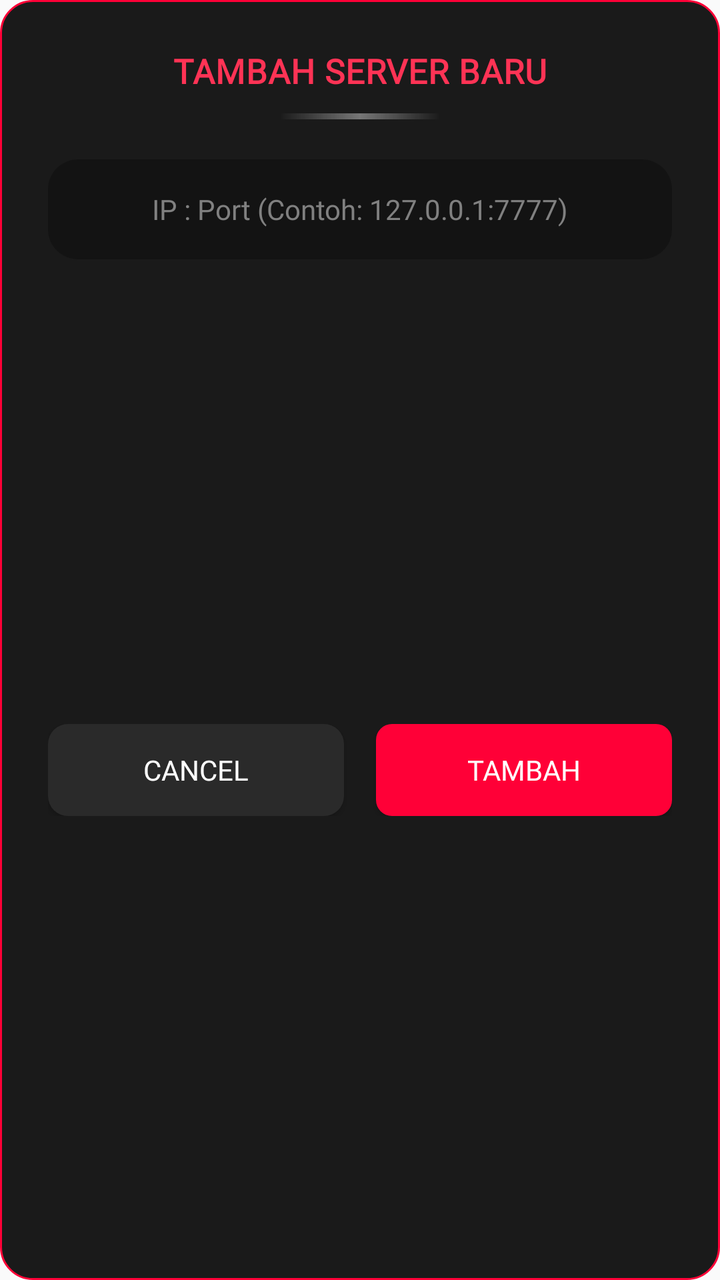
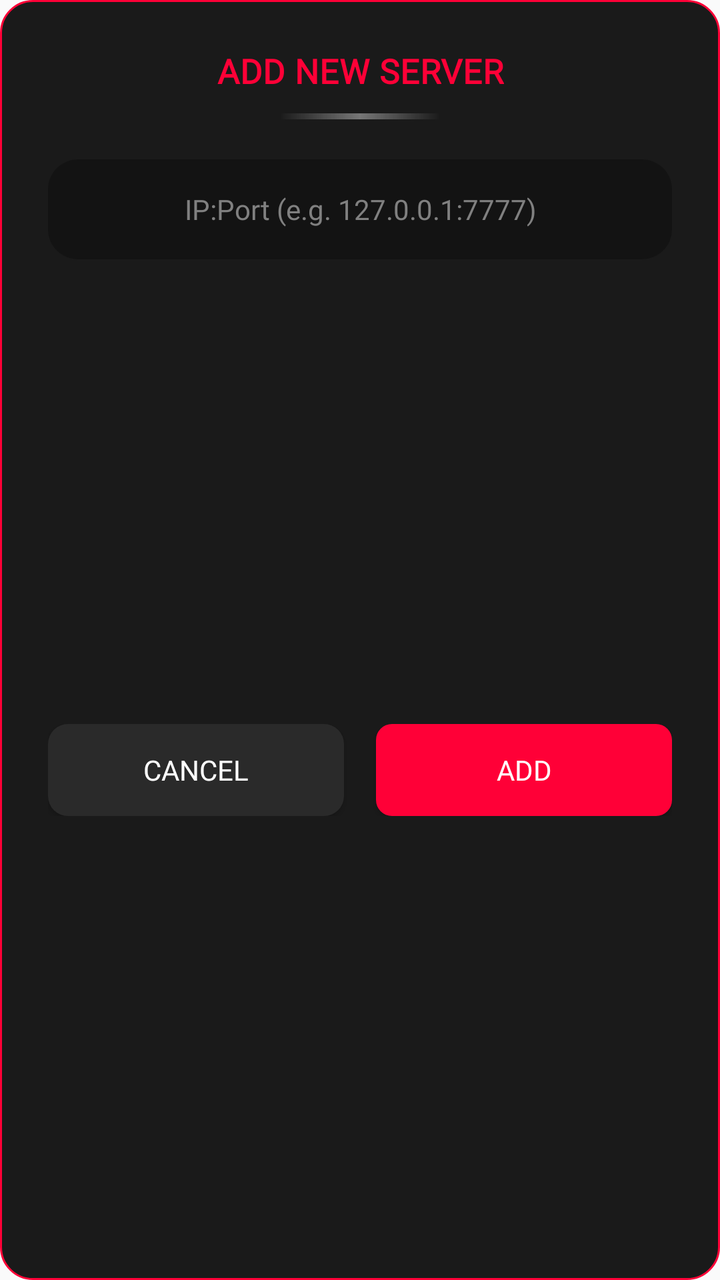

Compare the two renders of this Android layout. The source of the first and the diff that turns it into the second are given below.
<!-- AndroidManifest.xml: application theme Theme.AppCompat.Light.NoActionBar -->
<!-- res/layout/alertdialog_addserver.xml -->
<?xml version="1.0" encoding="utf-8"?>
<androidx.constraintlayout.widget.ConstraintLayout xmlns:android="http://schemas.android.com/apk/res/android"
    xmlns:app="http://schemas.android.com/apk/res-auto"
    android:layout_width="match_parent"
    android:layout_height="wrap_content"
    android:background="@drawable/bg_dialog_round"
    android:paddingStart="24dp"
    android:paddingEnd="24dp"
    android:paddingTop="24dp"
    android:paddingBottom="20dp">

    <TextView
        android:id="@+id/dialogTitleAdd"
        android:layout_width="wrap_content"
        android:layout_height="wrap_content"
        android:fontFamily="@font/montserrat_bold"
        android:letterSpacing="0.02"
        android:text="TAMBAH SERVER BARU"
        android:textColor="#FF3355"
        android:textSize="17sp"
        android:textStyle="bold"
        app:layout_constraintEnd_toEndOf="parent"
        app:layout_constraintStart_toStartOf="parent"
        app:layout_constraintTop_toTopOf="parent" />

    <View
        android:id="@+id/dialogDividerAdd"
        android:layout_width="80dp"
        android:layout_height="3dp"
        android:layout_marginTop="10dp"
        android:background="@drawable/divider_gradient"
        app:layout_constraintEnd_toEndOf="parent"
        app:layout_constraintStart_toStartOf="parent"
        app:layout_constraintTop_toBottomOf="@id/dialogTitleAdd" />

    <EditText
        android:id="@+id/server_host"
        android:layout_width="0dp"
        android:layout_height="50dp"
        android:layout_marginTop="20dp"
        android:background="@drawable/ic_nickname_bg"
        android:fontFamily="@font/montserrat_regular"
        android:gravity="center"
        android:hint="IP : Port (Contoh: 127.0.0.1:7777)"
        android:imeOptions="actionDone"
        android:inputType="text"
        android:textColor="@color/white"
        android:textColorHint="@color/gray"
        android:textSize="14sp"
        app:layout_constraintEnd_toEndOf="parent"
        app:layout_constraintStart_toStartOf="parent"
        app:layout_constraintTop_toBottomOf="@id/dialogDividerAdd" />

    <LinearLayout
        android:layout_width="0dp"
        android:layout_height="wrap_content"
        android:layout_marginTop="20dp"
        android:orientation="horizontal"
        app:layout_constraintBottom_toBottomOf="parent"
        app:layout_constraintEnd_toEndOf="parent"
        app:layout_constraintStart_toStartOf="parent"
        app:layout_constraintTop_toBottomOf="@id/server_host">

        <Button
            android:id="@+id/server_close"
            android:layout_width="0dp"
            android:layout_height="46dp"
            android:layout_weight="1"
            android:layout_marginEnd="8dp"
            android:background="@drawable/bg_button_close"
            android:fontFamily="@font/montserrat_bold"
            android:text="CANCEL"
            android:textColor="#FFFFFF"
            android:textSize="14sp" />

        <Button
            android:id="@+id/server_add"
            android:layout_width="0dp"
            android:layout_height="46dp"
            android:layout_weight="1"
            android:layout_marginStart="8dp"
            android:background="@drawable/ic_buttoncolor"
            android:fontFamily="@font/montserrat_bold"
            android:text="TAMBAH"
            android:textColor="#FFFFFF"
            android:textSize="14sp" />

    </LinearLayout>

</androidx.constraintlayout.widget.ConstraintLayout>
<!-- resources referenced by this layout -->
<resources>
  <color name="gray">#808080</color>
  <color name="white">#FFFFFFFF</color>
  <!-- drawable bg_button_close (drawable) -->
  <shape xmlns:android="http://schemas.android.com/apk/res/android">
      <solid android:color="#2A2A2A" />
      <corners android:radius="10dp" />
  </shape>
  <!-- drawable bg_dialog_round (drawable) -->
  <?xml version="1.0" encoding="utf-8"?>
  <shape xmlns:android="http://schemas.android.com/apk/res/android">
      <solid android:color="#1A1A1A" />
      <corners android:radius="16dp" />
      <stroke android:width="1dp" android:color="#FF0037"/>
  </shape>
  <!-- drawable divider_gradient (drawable) -->
  <shape xmlns:android="http://schemas.android.com/apk/res/android">
      <gradient
          android:startColor="#00FFFFFF"
          android:centerColor="#66FFFFFF"
          android:endColor="#00FFFFFF"
          android:angle="0" />
  </shape>
  <!-- drawable ic_buttoncolor (drawable) -->
  <?xml version="1.0" encoding="utf-8"?>
  <selector xmlns:android="http://schemas.android.com/apk/res/android">
    <item android:state_pressed="true">
      <shape>
        <solid android:color="#D6002F" />
        <corners android:radius="8dp" />
      </shape>
    </item>
    <item>
      <shape>
        <solid android:color="#FF0037" />
        <corners android:radius="8dp" />
      </shape>
    </item>
  </selector>
  <!-- drawable ic_nickname_bg (drawable) -->
  <?xml version="1.0" encoding="utf-8"?>
  <layer-list xmlns:android="http://schemas.android.com/apk/res/android" xmlns:app="http://schemas.android.com/apk/res-auto" xmlns:aapt="http://schemas.android.com/aapt">
      <item android:id="@+id/mileagebg">
          <shape>
              <corners android:radius="15dp"/>
              <solid android:color="#41000000"/>
          </shape>
      </item>
  </layer-list>
</resources>

<!-- the commit's change to res/layout/alertdialog_addserver.xml (unified diff, before → after) -->
@@ -15,8 +15,8 @@
         android:layout_height="wrap_content"
         android:fontFamily="@font/montserrat_bold"
         android:letterSpacing="0.02"
-        android:text="TAMBAH SERVER BARU"
-        android:textColor="#FF3355"
+        android:text="ADD NEW SERVER"
+        android:textColor="#FF0037"
         android:textSize="17sp"
         android:textStyle="bold"
         app:layout_constraintEnd_toEndOf="parent"
@@ -41,7 +41,7 @@
         android:background="@drawable/ic_nickname_bg"
         android:fontFamily="@font/montserrat_regular"
         android:gravity="center"
-        android:hint="IP : Port (Contoh: 127.0.0.1:7777)"
+        android:hint="IP:Port (e.g. 127.0.0.1:7777)"
         android:imeOptions="actionDone"
         android:inputType="text"
         android:textColor="@color/white"
@@ -81,7 +81,7 @@
             android:layout_marginStart="8dp"
             android:background="@drawable/ic_buttoncolor"
             android:fontFamily="@font/montserrat_bold"
-            android:text="TAMBAH"
+            android:text="ADD"
             android:textColor="#FFFFFF"
             android:textSize="14sp" />
 
